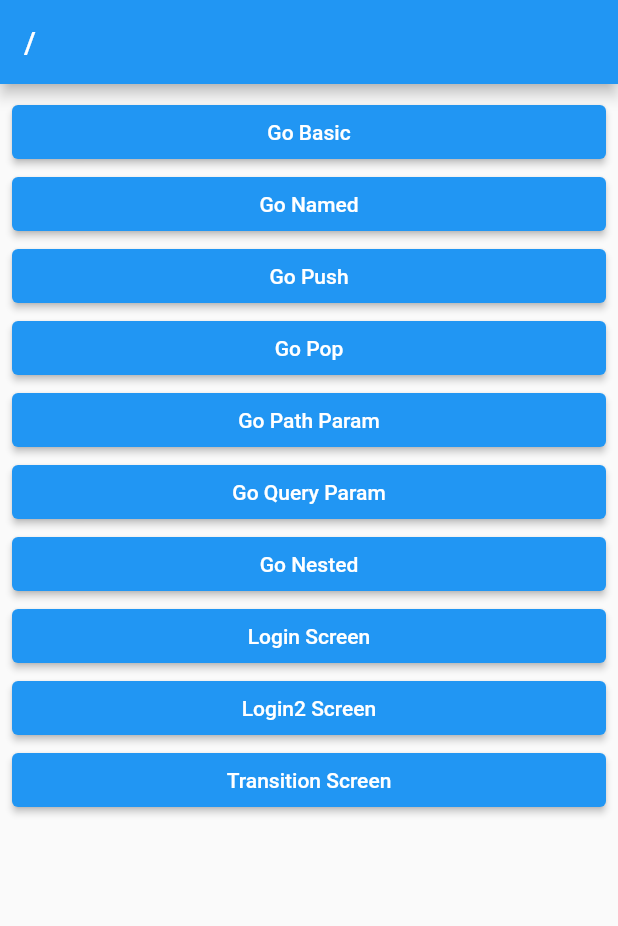
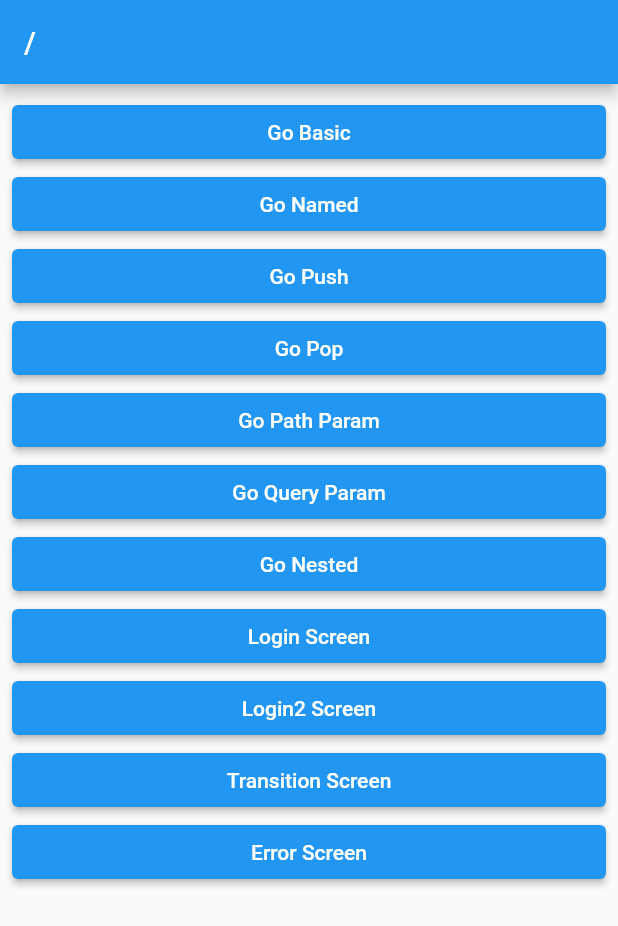
Before and after one commit to Bullets-jyr/go_router_v7_actual, a Flutter app: the screen it shows after launch, on a phone screen of 412 x 824 dp. Shown: the top 926 px of the screen. Run offline on Flutter 3.47's test engine with Material 2 defaults, Android fonts, the phone set to English and light mode, and no system bars; our stand-ins replace go_router.

Commit message:
Error Screen

```diff
--- a/lib/route/route.dart
+++ b/lib/route/route.dart
@@ -2,6 +2,7 @@ import 'package:flutter/cupertino.dart';
 import 'package:go_router/go_router.dart';
 import 'package:go_router_v7_actual/screen/10_transition_screen_1.dart';
 import 'package:go_router_v7_actual/screen/10_transition_screen_2.dart';
+import 'package:go_router_v7_actual/screen/11_error_screen.dart';
 import 'package:go_router_v7_actual/screen/1_basic_screen.dart';
 import 'package:go_router_v7_actual/screen/3_push_screen.dart';
 import 'package:go_router_v7_actual/screen/4_pop_base_screen.dart';
@@ -165,7 +166,8 @@ final router = GoRouter(
                 transitionDuration: Duration(seconds: 3),
                 // transition animation
                 // animation (이동할 때의 값 0부터 1까지) <> secondaryAnimation (거꾸로 이동할 때의 값)
-                transitionsBuilder: (context, animation, secondaryAnimation, child) {
+                transitionsBuilder:
+                    (context, animation, secondaryAnimation, child) {
                   return FadeTransition(
                     opacity: animation,
                     child: child,
@@ -187,4 +189,7 @@ final router = GoRouter(
       ],
     ),
   ],
+  errorBuilder: (context, state) => ErrorScreen(
+    error: state.error.toString(),
+  ),
 );
--- a/lib/screen/root_screen.dart
+++ b/lib/screen/root_screen.dart
@@ -72,6 +72,12 @@ class RootScreen extends StatelessWidget {
             },
             child: Text('Transition Screen'),
           ),
+          ElevatedButton(
+            onPressed: () {
+              context.go('/error');
+            },
+            child: Text('Error Screen'),
+          ),
         ],
       ),
     );
```
Also changed, not shown: lib/screen/11_error_screen.dart (added, +35 -0 lines).
